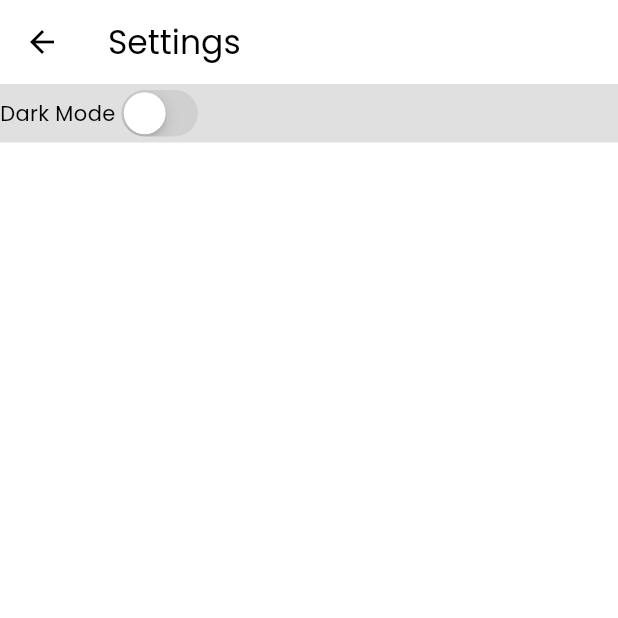
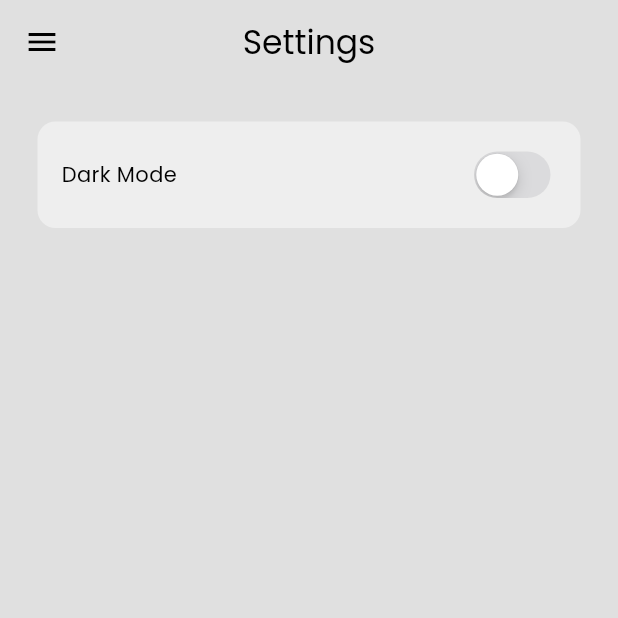
Before and after one commit to BeachlandBallroom/music_player, a Flutter app: the SettingsPage screen opened directly, on a phone screen of 412 x 824 dp, the top half of it. Run offline on Flutter 3.47's test engine with Material 3 defaults, Android fonts, the phone set to English and light mode, and no system bars.

Commit message:
themes tweaking

```diff
--- a/lib/main.dart
+++ b/lib/main.dart
@@ -23,8 +23,8 @@ class MyApp extends StatelessWidget {
   Widget build(BuildContext context) {
     return MaterialApp(
       debugShowCheckedModeBanner: false,
+      home: const HomePage(),
       theme: Provider.of<ThemeProvider>(context).themeData,
-      home: const HomePage(),
     );
   }
 }
--- a/lib/pages/home.dart
+++ b/lib/pages/home.dart
@@ -12,9 +12,13 @@ class _HomePageState extends State<HomePage> {
   @override
   Widget build(BuildContext context) {
     return Scaffold(
-      backgroundColor: Theme.of(context).colorScheme.background,
+      backgroundColor: Theme.of(context).colorScheme.surface,
       appBar: AppBar(
         title: Text('Playlist'),
+        centerTitle: true,
+        elevation: 8,
+        shadowColor: Colors.black,
+        surfaceTintColor: Colors.black,
       ),
       drawer: MyDrawer(),
     );
--- a/lib/pages/settings.dart
+++ b/lib/pages/settings.dart
@@ -2,6 +2,7 @@ import 'package:flutter/cupertino.dart';
 import 'package:flutter/material.dart';
 import 'package:provider/provider.dart';
 import '../themes/theme_provider.dart';
+import 'package:music_player/components/my_drawer.dart';
 
 class SettingsPage extends StatelessWidget {
   const SettingsPage({super.key});
@@ -10,13 +11,19 @@ class SettingsPage extends StatelessWidget {
   Widget build(BuildContext context) {
     return Scaffold(
       appBar: AppBar(
-        title: Text('Settings'),
+        title: Text("Settings"),
+        centerTitle: true,
       ),
+      drawer: MyDrawer(),
       body: Container(
         decoration: BoxDecoration(
-          color: Theme.of(context).colorScheme.primary,
+          color: Theme.of(context).colorScheme.secondary,
+          borderRadius: BorderRadius.circular(12),
         ),
+        padding: const EdgeInsets.all(16),
+        margin: const EdgeInsets.all(25),
         child: Row(
+          mainAxisAlignment: MainAxisAlignment.spaceBetween,
           children: [
             // dark mode
             Text('Dark Mode'),
--- a/lib/themes/dark_mode.dart
+++ b/lib/themes/dark_mode.dart
@@ -3,7 +3,7 @@ import 'package:flutter/material.dart';
 ThemeData darkMode = ThemeData(
   fontFamily: 'Poppins',
   colorScheme: ColorScheme.dark(
-    background: Colors.grey.shade900,
+    surface: Colors.grey.shade900,
     primary: Colors.grey.shade600,
     secondary: Colors.grey.shade800,
     inversePrimary: Colors.grey.shade300,
--- a/lib/themes/light_mode.dart
+++ b/lib/themes/light_mode.dart
@@ -3,8 +3,8 @@ import 'package:flutter/material.dart';
 ThemeData lightMode = ThemeData(
   fontFamily: 'Poppins',
   colorScheme: ColorScheme.light(
-    background: Colors.grey.shade500,
-    primary: Colors.grey.shade300,
+    surface: Colors.grey.shade300,
+    primary: Colors.grey.shade500,
     secondary: Colors.grey.shade200,
     inversePrimary: Colors.grey.shade900,
   ),
```
Also changed, not shown: lib/components/my_drawer.dart (+10 -2 lines).
